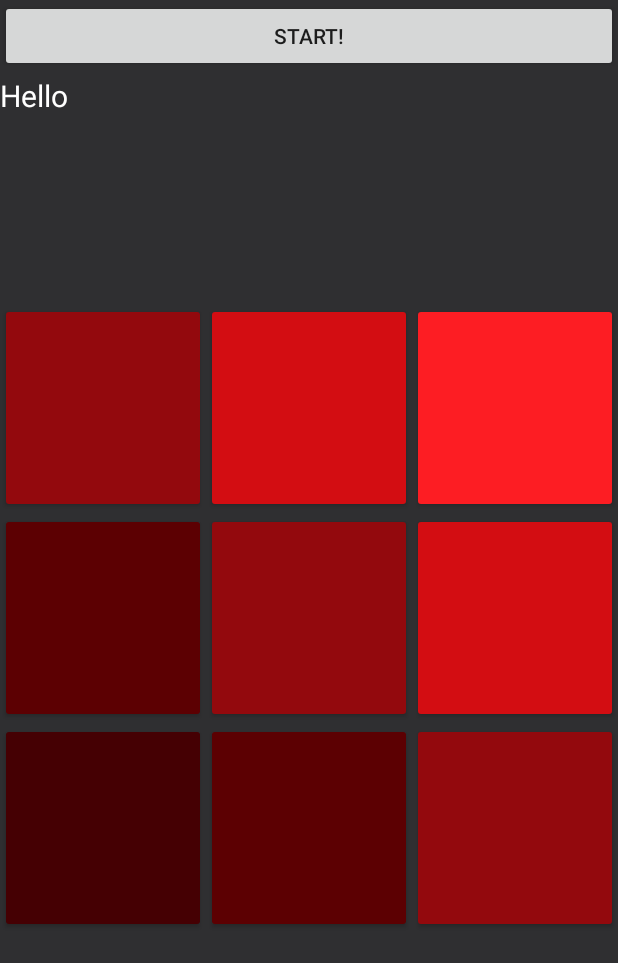
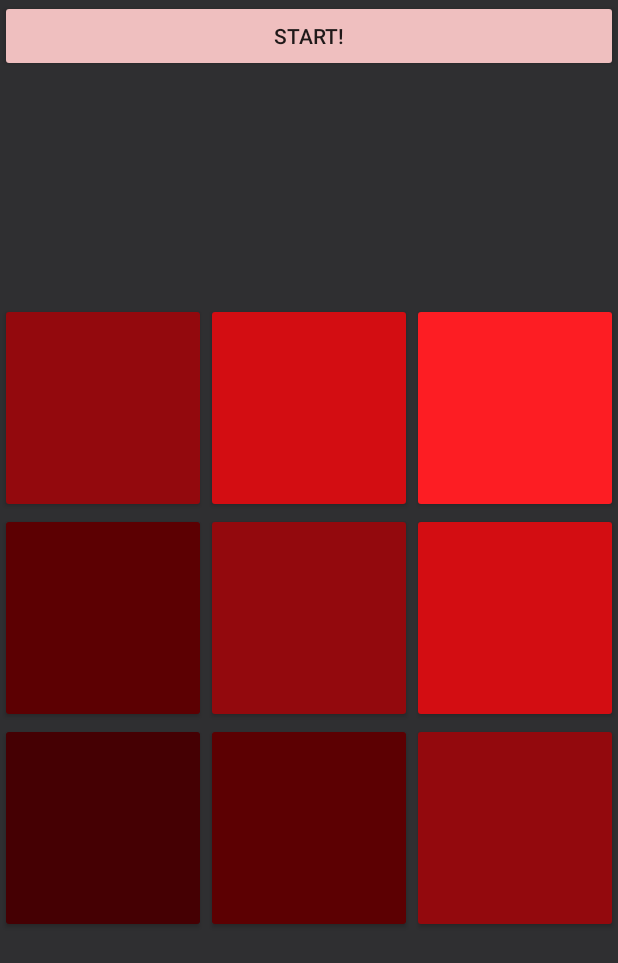
Before and after one commit to JamesZhaoLu/AndroidGameDeltaHacks, an Android app: the screen it shows after launch (MainActivity), on a phone screen of 412 x 824 dp. Shown: the top 963 px of the screen. Run offline under Robolectric (Android 15) with nearby library versions, the phone set to English and light mode, and no system bars.

Commit message:
Just a quick final button colour change

```diff
--- a/lacasadepappi/app/src/main/res/layout/activity_main.xml
+++ b/lacasadepappi/app/src/main/res/layout/activity_main.xml
@@ -7,6 +7,7 @@
     >
     <Button
         android:id="@+id/startButton"
+        android:backgroundTint="#efbfbf"
         android:layout_width="match_parent"
         android:layout_height="wrap_content"
         android:text="START!"/>
@@ -14,8 +15,6 @@
     <TextView
         android:layout_marginTop="50dp"
         android:textSize="20dp"
-        android:text = "Hello"
-        android:textColor="#ffffff"
         android:id="@+id/timerTextView"
         android:layout_width="match_parent"
         android:layout_height="wrap_content" />
```
